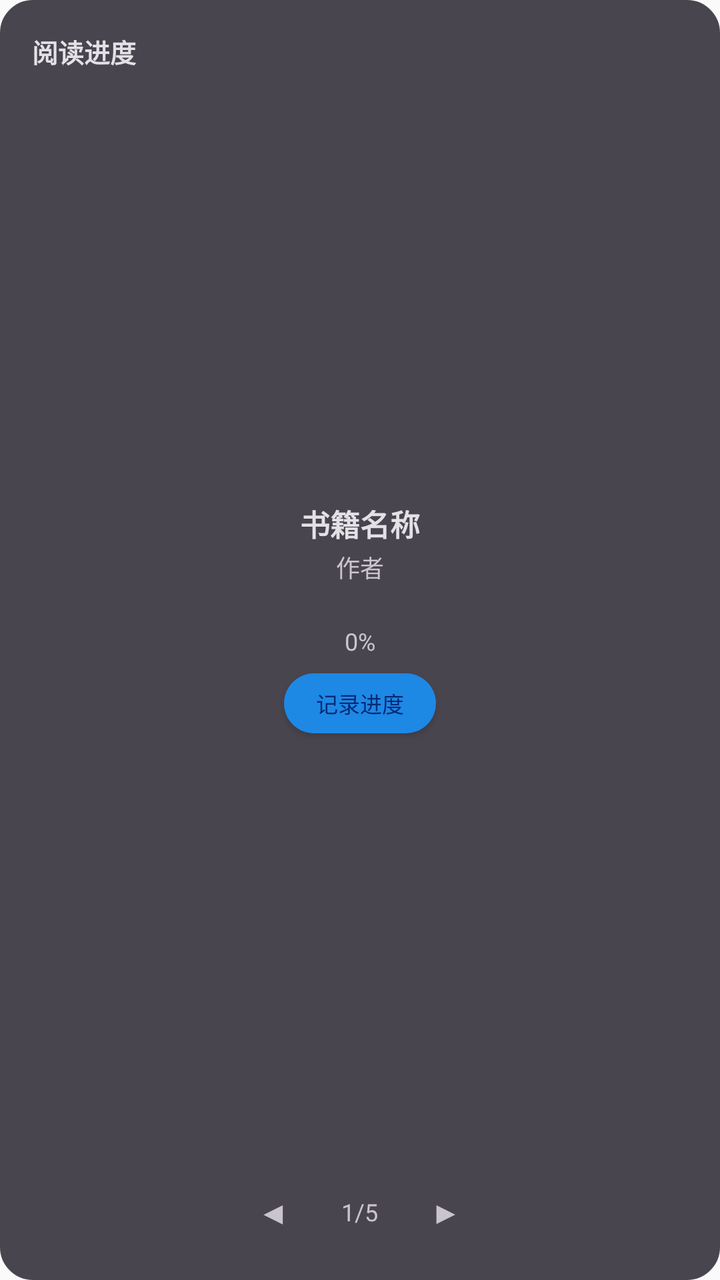
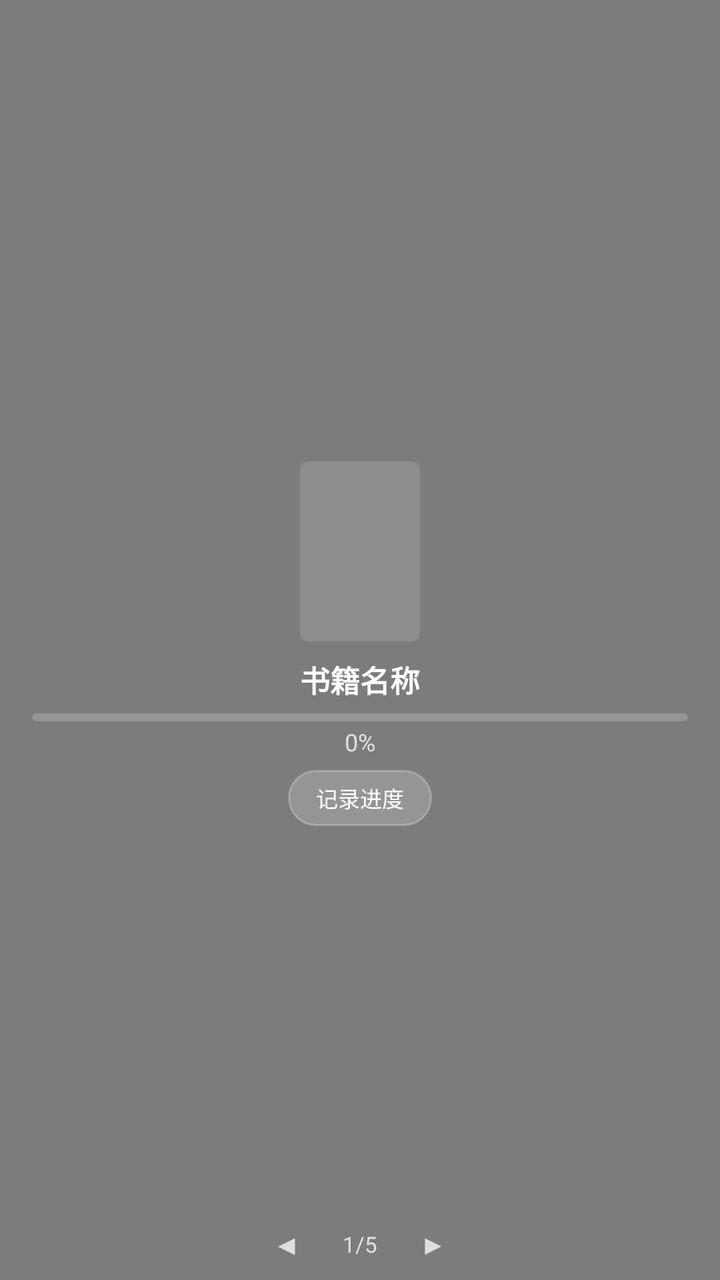

Before-and-after screenshots of an Android layout around one commit, followed by the original layout XML and the change that was made.
<!-- AndroidManifest.xml: application theme Theme.ReadTrack -->
<!-- res/layout/widget_reading.xml -->
<?xml version="1.0" encoding="utf-8"?>
<LinearLayout xmlns:android="http://schemas.android.com/apk/res/android"
    android:id="@+id/widget_container"
    android:layout_width="match_parent"
    android:layout_height="match_parent"
    android:background="@drawable/widget_background"
    android:orientation="vertical"
    android:padding="16dp">

    
    <TextView
        android:id="@+id/widget_header_title"
        android:layout_width="wrap_content"
        android:layout_height="wrap_content"
        android:text="阅读进度"
        android:textColor="@color/md_theme_dark_onSurface"
        android:textSize="13sp"
        android:textStyle="bold" />

    
    <LinearLayout
        android:layout_width="match_parent"
        android:layout_height="0dp"
        android:layout_weight="1"
        android:gravity="center"
        android:orientation="vertical">

        <TextView
            android:id="@+id/widget_book_title"
            android:layout_width="wrap_content"
            android:layout_height="wrap_content"
            android:ellipsize="end"
            android:maxLines="1"
            android:text="书籍名称"
            android:textColor="@color/md_theme_dark_onSurface"
            android:textSize="15sp"
            android:textStyle="bold" />

        <TextView
            android:id="@+id/widget_book_author"
            android:layout_width="wrap_content"
            android:layout_height="wrap_content"
            android:layout_marginTop="2dp"
            android:ellipsize="end"
            android:maxLines="1"
            android:text="作者"
            android:textColor="@color/md_theme_dark_onSurfaceVariant"
            android:textSize="12sp" />

        <ProgressBar
            android:id="@+id/widget_progress_bar"
            style="?android:attr/progressBarStyleHorizontal"
            android:layout_width="match_parent"
            android:layout_height="6dp"
            android:layout_marginTop="10dp"
            android:progressDrawable="@drawable/widget_progress_drawable" />

        <TextView
            android:id="@+id/widget_progress_text"
            android:layout_width="wrap_content"
            android:layout_height="wrap_content"
            android:layout_marginTop="4dp"
            android:text="0%"
            android:textColor="@color/md_theme_dark_onSurfaceVariant"
            android:textSize="12sp" />

        <Button
            android:id="@+id/widget_record_button"
            android:layout_width="wrap_content"
            android:layout_height="30dp"
            android:layout_marginTop="8dp"
            android:background="@drawable/widget_button_bg"
            android:minWidth="0dp"
            android:paddingHorizontal="16dp"
            android:text="记录进度"
            android:textColor="@color/md_theme_dark_onPrimary"
            android:textSize="11sp" />
    </LinearLayout>

    
    <LinearLayout
        android:layout_width="match_parent"
        android:layout_height="wrap_content"
        android:layout_marginTop="6dp"
        android:gravity="center"
        android:orientation="horizontal">

        <TextView
            android:id="@+id/widget_prev_button"
            android:layout_width="36dp"
            android:layout_height="36dp"
            android:gravity="center"
            android:text="◀"
            android:textColor="@color/md_theme_dark_onSurfaceVariant"
            android:textSize="16sp" />

        <TextView
            android:id="@+id/widget_page_dots"
            android:layout_width="wrap_content"
            android:layout_height="wrap_content"
            android:layout_marginStart="16dp"
            android:layout_marginEnd="16dp"
            android:gravity="center"
            android:text="1/5"
            android:textColor="@color/md_theme_dark_onSurfaceVariant"
            android:textSize="12sp" />

        <TextView
            android:id="@+id/widget_next_button"
            android:layout_width="36dp"
            android:layout_height="36dp"
            android:gravity="center"
            android:text="▶"
            android:textColor="@color/md_theme_dark_onSurfaceVariant"
            android:textSize="16sp" />
    </LinearLayout>

</LinearLayout>
<!-- resources referenced by this layout -->
<resources>
  <color name="md_theme_dark_onPrimary">#002B75</color>
  <color name="md_theme_dark_onSurface">#E4E1E6</color>
  <color name="md_theme_dark_onSurfaceVariant">#CAC4D0</color>
  <!-- drawable widget_background (drawable) -->
  <?xml version="1.0" encoding="utf-8"?>
  <shape xmlns:android="http://schemas.android.com/apk/res/android"
      android:shape="rectangle">
      <solid android:color="@color/md_theme_dark_surfaceVariant" />
      <corners android:radius="16dp" />
      <stroke
          android:width="1dp"
          android:color="@color/md_theme_dark_outlineVariant" />
  </shape>
  <!-- drawable widget_button_bg (drawable) -->
  <?xml version="1.0" encoding="utf-8"?>
  <shape xmlns:android="http://schemas.android.com/apk/res/android"
      android:shape="rectangle">
      <solid android:color="@color/md_theme_light_primary" />
      <corners android:radius="20dp" />
  </shape>
  <!-- drawable widget_progress_drawable (drawable) -->
  <?xml version="1.0" encoding="utf-8"?>
  <layer-list xmlns:android="http://schemas.android.com/apk/res/android">
      <item android:id="@android:id/background">
          <shape android:shape="rectangle">
              <solid android:color="@color/md_theme_dark_outlineVariant" />
              <corners android:radius="3dp" />
          </shape>
      </item>
      <item android:id="@android:id/progress">
          <clip>
              <shape android:shape="rectangle">
                  <solid android:color="@color/md_theme_light_primary" />
                  <corners android:radius="3dp" />
              </shape>
          </clip>
      </item>
  </layer-list>
  <style name="Theme.ReadTrack" parent="android:Theme.Material.Light.NoActionBar" />
  <color name="md_theme_dark_surfaceVariant">#49454F</color>
  <color name="md_theme_dark_outlineVariant">#49454F</color>
  <color name="md_theme_light_primary">#1E88E5</color>
</resources>

<!-- the commit's change to res/layout/widget_reading.xml (unified diff, before → after) -->
@@ -1,79 +1,81 @@
 <?xml version="1.0" encoding="utf-8"?>
-<LinearLayout xmlns:android="http://schemas.android.com/apk/res/android"
+<FrameLayout xmlns:android="http://schemas.android.com/apk/res/android"
     android:id="@+id/widget_container"
     android:layout_width="match_parent"
-    android:layout_height="match_parent"
-    android:background="@drawable/widget_background"
-    android:orientation="vertical"
-    android:padding="16dp">
+    android:layout_height="match_parent">
 
     
-    <TextView
-        android:id="@+id/widget_header_title"
-        android:layout_width="wrap_content"
-        android:layout_height="wrap_content"
-        android:text="阅读进度"
-        android:textColor="@color/md_theme_dark_onSurface"
-        android:textSize="13sp"
-        android:textStyle="bold" />
+    <ImageView
+        android:id="@+id/widget_bg_image"
+        android:layout_width="match_parent"
+        android:layout_height="match_parent"
+        android:scaleType="centerCrop" />
+
+    
+    <View
+        android:id="@+id/widget_scrim"
+        android:layout_width="match_parent"
+        android:layout_height="match_parent"
+        android:background="#80000000" />
 
     
     <LinearLayout
         android:layout_width="match_parent"
-        android:layout_height="0dp"
-        android:layout_weight="1"
+        android:layout_height="match_parent"
         android:gravity="center"
-        android:orientation="vertical">
+        android:orientation="vertical"
+        android:paddingStart="16dp"
+        android:paddingTop="8dp"
+        android:paddingEnd="16dp"
+        android:paddingBottom="4dp">
+
+        
+        <ImageView
+            android:id="@+id/widget_cover"
+            android:layout_width="60dp"
+            android:layout_height="90dp"
+            android:scaleType="centerCrop"
+            android:background="@drawable/widget_cover_placeholder" />
 
         <TextView
             android:id="@+id/widget_book_title"
             android:layout_width="wrap_content"
             android:layout_height="wrap_content"
+            android:layout_marginTop="8dp"
             android:ellipsize="end"
             android:maxLines="1"
             android:text="书籍名称"
-            android:textColor="@color/md_theme_dark_onSurface"
+            android:textColor="@android:color/white"
             android:textSize="15sp"
             android:textStyle="bold" />
-
-        <TextView
-            android:id="@+id/widget_book_author"
-            android:layout_width="wrap_content"
-            android:layout_height="wrap_content"
-            android:layout_marginTop="2dp"
-            android:ellipsize="end"
-            android:maxLines="1"
-            android:text="作者"
-            android:textColor="@color/md_theme_dark_onSurfaceVariant"
-            android:textSize="12sp" />
 
         <ProgressBar
             android:id="@+id/widget_progress_bar"
             style="?android:attr/progressBarStyleHorizontal"
             android:layout_width="match_parent"
-            android:layout_height="6dp"
-            android:layout_marginTop="10dp"
+            android:layout_height="4dp"
+            android:layout_marginTop="6dp"
             android:progressDrawable="@drawable/widget_progress_drawable" />
 
         <TextView
             android:id="@+id/widget_progress_text"
             android:layout_width="wrap_content"
             android:layout_height="wrap_content"
-            android:layout_marginTop="4dp"
+            android:layout_marginTop="2dp"
             android:text="0%"
-            android:textColor="@color/md_theme_dark_onSurfaceVariant"
+            android:textColor="#BFFFFFFF"
             android:textSize="12sp" />
 
         <Button
             android:id="@+id/widget_record_button"
             android:layout_width="wrap_content"
-            android:layout_height="30dp"
-            android:layout_marginTop="8dp"
+            android:layout_height="28dp"
+            android:layout_marginTop="6dp"
             android:background="@drawable/widget_button_bg"
             android:minWidth="0dp"
-            android:paddingHorizontal="16dp"
+            android:paddingHorizontal="14dp"
             android:text="记录进度"
-            android:textColor="@color/md_theme_dark_onPrimary"
+            android:textColor="@android:color/white"
             android:textSize="11sp" />
     </LinearLayout>
 
@@ -81,38 +83,39 @@
     <LinearLayout
         android:layout_width="match_parent"
         android:layout_height="wrap_content"
-        android:layout_marginTop="6dp"
+        android:layout_gravity="bottom"
+        android:layout_marginBottom="2dp"
         android:gravity="center"
         android:orientation="horizontal">
 
         <TextView
             android:id="@+id/widget_prev_button"
-            android:layout_width="36dp"
-            android:layout_height="36dp"
+            android:layout_width="32dp"
+            android:layout_height="32dp"
             android:gravity="center"
             android:text="◀"
-            android:textColor="@color/md_theme_dark_onSurfaceVariant"
-            android:textSize="16sp" />
+            android:textColor="#BFFFFFFF"
+            android:textSize="14sp" />
 
         <TextView
             android:id="@+id/widget_page_dots"
             android:layout_width="wrap_content"
             android:layout_height="wrap_content"
-            android:layout_marginStart="16dp"
-            android:layout_marginEnd="16dp"
+            android:layout_marginStart="12dp"
+            android:layout_marginEnd="12dp"
             android:gravity="center"
             android:text="1/5"
-            android:textColor="@color/md_theme_dark_onSurfaceVariant"
-            android:textSize="12sp" />
+            android:textColor="#BFFFFFFF"
+            android:textSize="11sp" />
 
         <TextView
             android:id="@+id/widget_next_button"
-            android:layout_width="36dp"
-            android:layout_height="36dp"
+            android:layout_width="32dp"
+            android:layout_height="32dp"
             android:gravity="center"
             android:text="▶"
-            android:textColor="@color/md_theme_dark_onSurfaceVariant"
-            android:textSize="16sp" />
+            android:textColor="#BFFFFFFF"
+            android:textSize="14sp" />
     </LinearLayout>
 
-</LinearLayout>
+</FrameLayout>
<!-- resource entries referenced after the edit -->
@@ -1,46 +1,40 @@
 <!-- resources referenced by this layout -->
 <resources>
-  <color name="md_theme_dark_onPrimary">#002B75</color>
-  <color name="md_theme_dark_onSurface">#E4E1E6</color>
-  <color name="md_theme_dark_onSurfaceVariant">#CAC4D0</color>
-  <!-- drawable widget_background (drawable) -->
-  <?xml version="1.0" encoding="utf-8"?>
-  <shape xmlns:android="http://schemas.android.com/apk/res/android"
-      android:shape="rectangle">
-      <solid android:color="@color/md_theme_dark_surfaceVariant" />
-      <corners android:radius="16dp" />
-      <stroke
-          android:width="1dp"
-          android:color="@color/md_theme_dark_outlineVariant" />
-  </shape>
   <!-- drawable widget_button_bg (drawable) -->
   <?xml version="1.0" encoding="utf-8"?>
   <shape xmlns:android="http://schemas.android.com/apk/res/android"
       android:shape="rectangle">
-      <solid android:color="@color/md_theme_light_primary" />
-      <corners android:radius="20dp" />
+      <solid android:color="#30FFFFFF" />
+      <corners android:radius="16dp" />
+      <stroke
+          android:width="1dp"
+          android:color="#40FFFFFF" />
+  </shape>
+  <!-- drawable widget_cover_placeholder (drawable) -->
+  <?xml version="1.0" encoding="utf-8"?>
+  <shape xmlns:android="http://schemas.android.com/apk/res/android"
+      android:shape="rectangle">
+      <solid android:color="#20FFFFFF" />
+      <corners android:radius="4dp" />
   </shape>
   <!-- drawable widget_progress_drawable (drawable) -->
   <?xml version="1.0" encoding="utf-8"?>
   <layer-list xmlns:android="http://schemas.android.com/apk/res/android">
       <item android:id="@android:id/background">
           <shape android:shape="rectangle">
-              <solid android:color="@color/md_theme_dark_outlineVariant" />
-              <corners android:radius="3dp" />
+              <solid android:color="#30FFFFFF" />
+              <corners android:radius="2dp" />
           </shape>
       </item>
       <item android:id="@android:id/progress">
           <clip>
               <shape android:shape="rectangle">
-                  <solid android:color="@color/md_theme_light_primary" />
-                  <corners android:radius="3dp" />
+                  <solid android:color="#CCFFFFFF" />
+                  <corners android:radius="2dp" />
               </shape>
           </clip>
       </item>
   </layer-list>
   <style name="Theme.ReadTrack" parent="android:Theme.Material.Light.NoActionBar" />
-  <color name="md_theme_dark_surfaceVariant">#49454F</color>
-  <color name="md_theme_dark_outlineVariant">#49454F</color>
-  <color name="md_theme_light_primary">#1E88E5</color>
 </resources>
 
